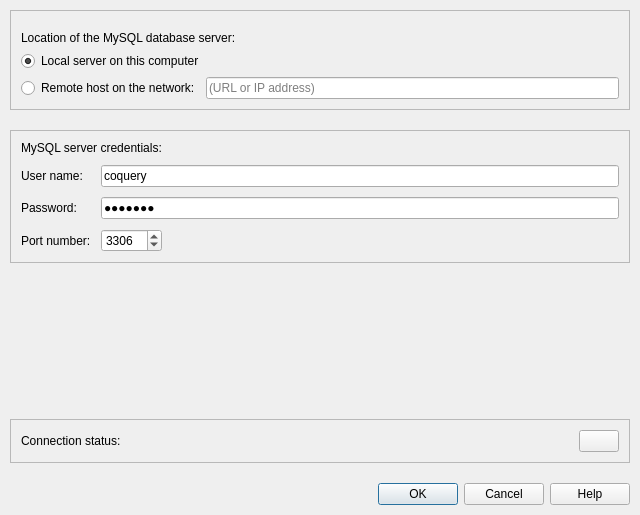
Before: the Qt Designer form coquery/gui/MySQLOptions.ui in gkunter/coquery, drawn with Qt 5.
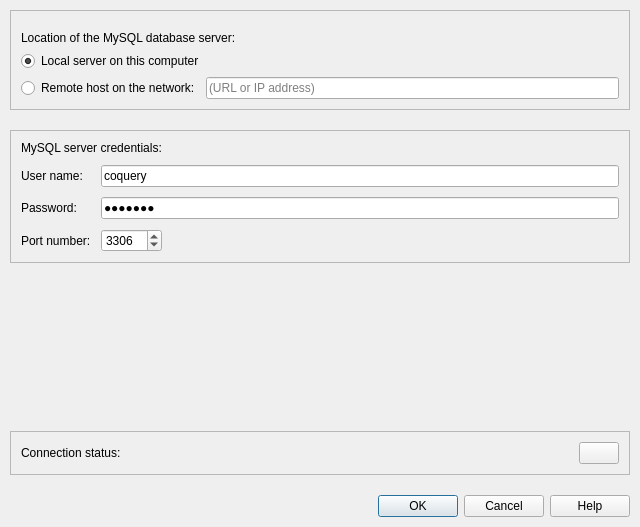
After: the same form once the commit is applied.

Commit message: Improve handling of localhost and remote host settings

```diff
--- a/coquery/gui/MySQLOptions.ui
+++ b/coquery/gui/MySQLOptions.ui
@@ -7,7 +7,7 @@
     <x>0</x>
     <y>0</y>
     <width>640</width>
-    <height>515</height>
+    <height>527</height>
    </rect>
   </property>
   <property name="windowTitle">
@@ -239,7 +239,7 @@
          <string/>
         </property>
         <property name="autoDefault">
-         <bool>true</bool>
+         <bool>false</bool>
         </property>
         <property name="flat">
          <bool>false</bool>
```
The commit also changes 2 other files.
